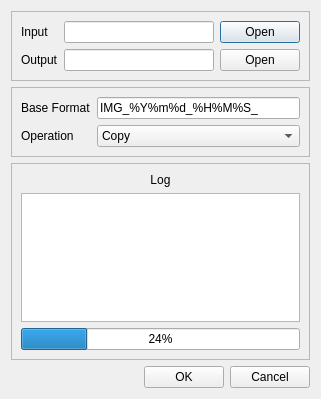
Qt form app/gui/src/dialog.ui (patrickziegler/mediacopier) before a commit.
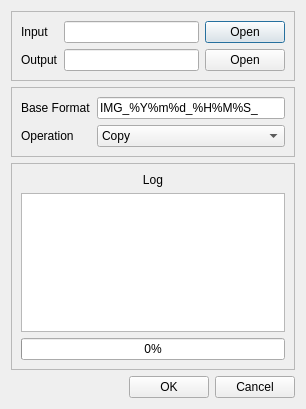
The same form after that commit.

Patch:
```diff
--- a/app/gui/src/dialog.ui
+++ b/app/gui/src/dialog.ui
@@ -6,8 +6,8 @@
    <rect>
     <x>0</x>
     <y>0</y>
-    <width>321</width>
-    <height>399</height>
+    <width>306</width>
+    <height>409</height>
    </rect>
   </property>
   <property name="windowTitle">
@@ -166,7 +166,13 @@
       <item>
        <widget class="QProgressBar" name="progressBar">
         <property name="value">
-         <number>24</number>
+         <number>0</number>
+        </property>
+        <property name="textVisible">
+         <bool>true</bool>
+        </property>
+        <property name="invertedAppearance">
+         <bool>false</bool>
         </property>
        </widget>
       </item>
```
